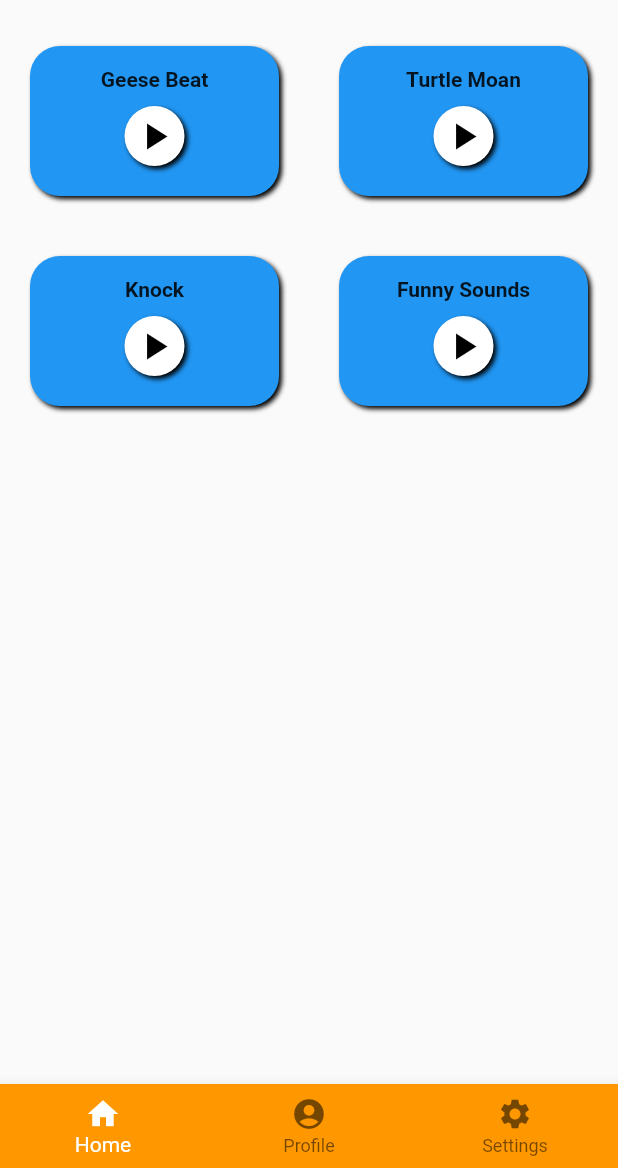
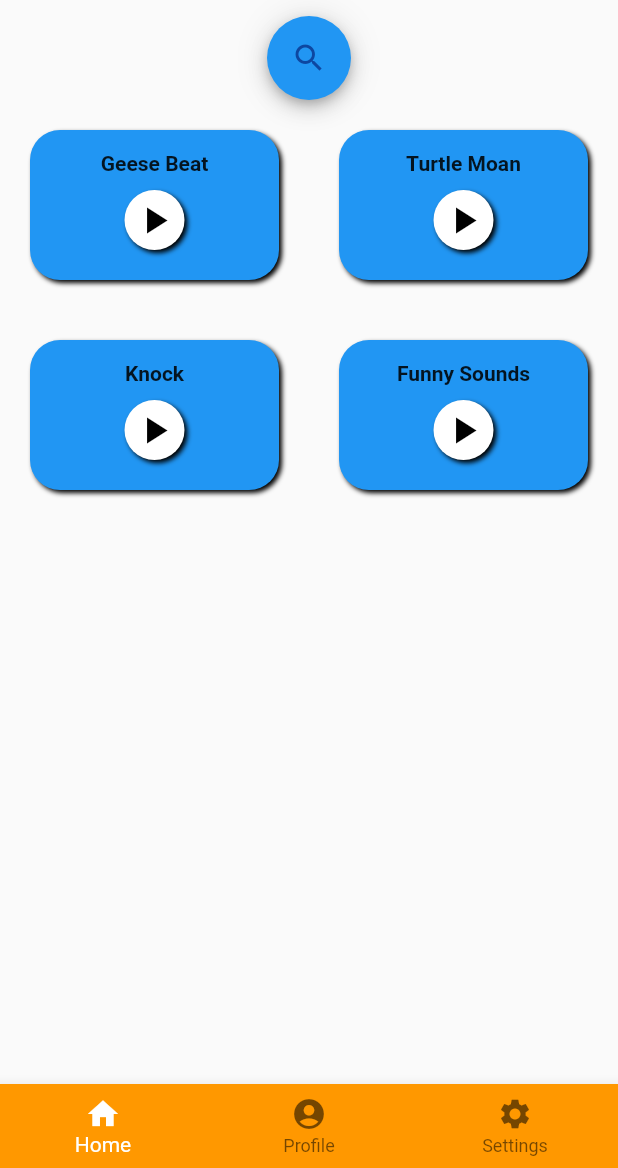
Before and after one commit to Mickeybab/flutter-part1, a Flutter app: the screen it shows after launch, on a phone screen of 412 x 824 dp, the part 68-1236 px from its top. Run offline on Flutter 3.47's test engine with Material 2 defaults, Android fonts, the phone set to English and light mode, and no system bars; our stand-ins replace audioplayers, camera, shared_preferences.

Commit message:
search bar beginning

```diff
--- /dev/null
+++ b/lib/components/searchbar.dart
@@ -0,0 +1,66 @@
+import 'package:flutter/material.dart';
+
+class AnimatedSearchBar extends StatefulWidget {
+  @override
+  _AnimatedSearchBarState createState() => _AnimatedSearchBarState();
+}
+
+class _AnimatedSearchBarState extends State<AnimatedSearchBar> {
+  bool _folded = true;
+
+  @override
+  Widget build(BuildContext context) {
+    return AnimatedContainer(
+      duration: Duration(milliseconds: 400),
+      width: _folded ? 56 : 200,
+      height: 56,
+      decoration: BoxDecoration(
+        borderRadius: BorderRadius.circular(32),
+        color: Colors.blue,
+        boxShadow: kElevationToShadow[6],
+      ),
+      child: Row(
+        children: [
+          Expanded(
+            child: Container(
+              padding: EdgeInsets.only(left: 16),
+              child: !_folded
+                  ? TextField(
+                      decoration: InputDecoration(
+                          hintText: 'Search',
+                          hintStyle: TextStyle(color: Colors.black),
+                          border: InputBorder.none),
+                    )
+                  : null,
+            ),
+          ),
+          Container(
+            child: Material(
+              type: MaterialType.transparency,
+              child: InkWell(
+                borderRadius: BorderRadius.only(
+                  topLeft: Radius.circular(_folded ? 32 : 0),
+                  topRight: Radius.circular(32),
+                  bottomLeft: Radius.circular(_folded ? 32 : 0),
+                  bottomRight: Radius.circular(32),
+                ),
+                child: Padding(
+                  padding: const EdgeInsets.all(16.0),
+                  child: Icon(
+                    _folded ? Icons.search : Icons.close,
+                    color: Colors.blue[900],
+                  ),
+                ),
+                onTap: () {
+                  setState(() {
+                    _folded = !_folded;
+                  });
+                },
+              ),
+            ),
+          )
+        ],
+      ),
+    );
+  }
+}
--- a/lib/screens/home.dart
+++ b/lib/screens/home.dart
@@ -1,6 +1,7 @@
 import 'package:flutter/material.dart';
 import 'package:flutter_epitech/components/soundRow.dart';
 import '../components/soundRow.dart';
+import '../components/searchbar.dart';
 
 class Home extends StatelessWidget {
   Future<double> get _height => Future<double>.value(1000);
@@ -17,6 +18,7 @@ class Home extends StatelessWidget {
             child: SingleChildScrollView(
               child: Column(
                 children: <Widget>[
+                  AnimatedSearchBar(),
                   SoundRow(
                     soundTitle1: "Geese Beat",
                     soundFile1: "sound/GeeseBeat.mp3",
@@ -33,7 +35,6 @@ class Home extends StatelessWidget {
               ),
             ),
           );
-      }
-    );
+        });
   }
 }
```
Lines whose indentation alone changed are shown as unchanged.
